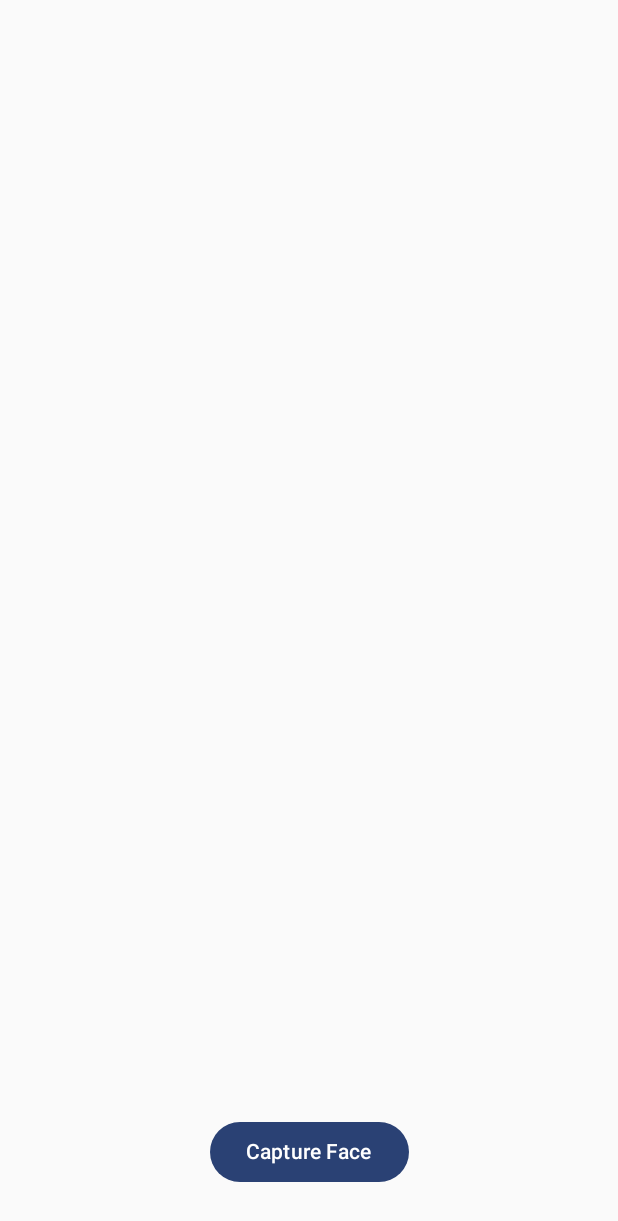
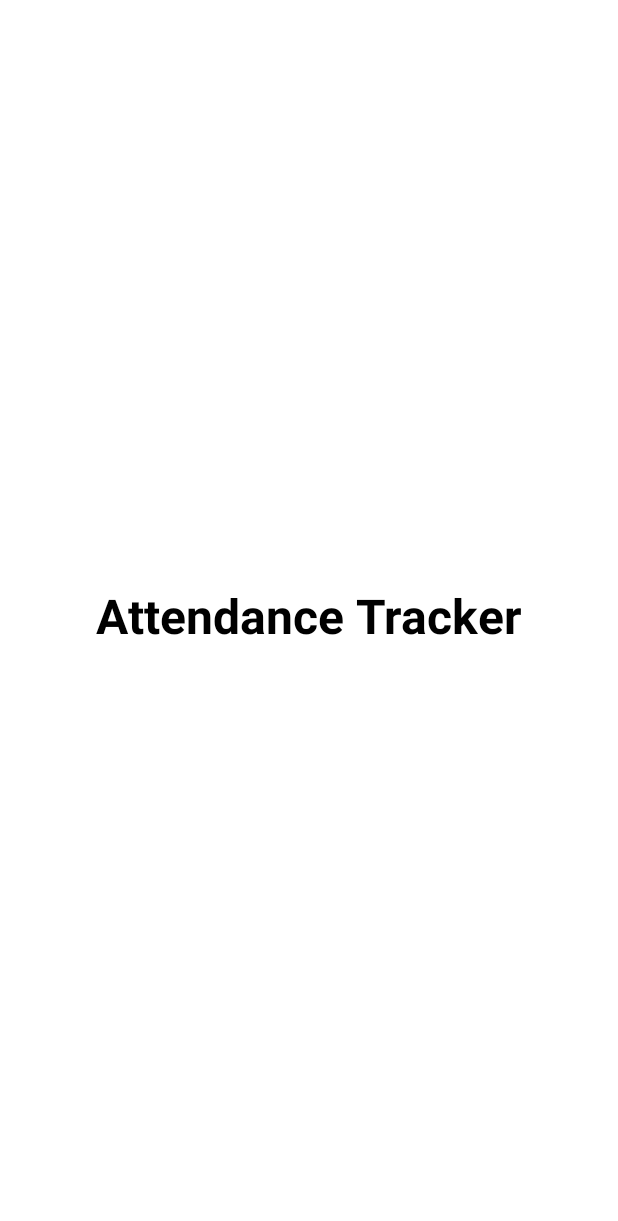
Before and after one commit to tripHarshit/AttendanceTracker, an Android app built with Jetpack Compose: the first screen one second after launch (MainActivity), on a phone screen of 412 x 824 dp. Shown: the top 1221 px of the screen. Run offline under Robolectric (Android 15) with nearby library versions, the phone set to English and light mode, and no system bars; libraries missing offline, so code that uses them is left out: org.tensorflow.lite.

Commit message:
more screens added

```diff
--- a/app/src/main/java/com/example/attendancetracker/MainActivity.kt
+++ b/app/src/main/java/com/example/attendancetracker/MainActivity.kt
@@ -14,6 +14,8 @@ import androidx.compose.ui.Modifier
 import androidx.compose.ui.tooling.preview.Preview
 import androidx.navigation.compose.rememberNavController
 import com.example.attendancetracker.ui.theme.AttendanceTrackerTheme
+import com.example.attendancetracker.ui.theme.navigation.AppNavigation
+import org.tensorflow.lite.Interpreter
 
 
 class MainActivity : ComponentActivity() {
@@ -22,7 +24,7 @@ class MainActivity : ComponentActivity() {
         enableEdgeToEdge()
         setContent {
             AttendanceTrackerTheme {
-                   FaceDetectionScreen(navController = rememberNavController())
+                   AppNavigation()
             }
         }
     }
--- a/app/src/main/java/com/example/attendancetracker/ui/theme/navigation/AppNavigation.kt
+++ b/app/src/main/java/com/example/attendancetracker/ui/theme/navigation/AppNavigation.kt
@@ -1,5 +1,6 @@
 package com.example.attendancetracker.ui.theme.navigation
 
+import FaceDetectionScreen
 import SplashScreen
 import StudentHomeScreen
 import androidx.compose.runtime.Composable
@@ -15,6 +16,7 @@ enum class CommonAppScreens(){
     BaseScreen,
     LoginScreen,
     SignUpScreen,
+    FaceDetectionScreen,
     ProfileScreen,
     SettingsScreen
 }
@@ -45,5 +47,9 @@ fun AppNavigation() {
         composable(route  = FacultyScreens.HomeScreen.name){
             FacultyHomeScreen(navController = navController)
         }
+        composable(route = CommonAppScreens.FaceDetectionScreen.name){
+            FaceDetectionScreen(navController = navController)
+
+        }
     }
 }
--- a/app/src/main/java/com/example/attendancetracker/ui/theme/screens/BaseScreen.kt
+++ b/app/src/main/java/com/example/attendancetracker/ui/theme/screens/BaseScreen.kt
@@ -23,7 +23,7 @@ import kotlinx.coroutines.delay
 @Composable
 fun SplashScreen(navController: NavController) {
     LaunchedEffect(Unit) {
-        delay(2000)
+        delay(1500)
         navController.navigate(CommonAppScreens.LoginScreen.name)
     }
     Box(
--- a/app/src/main/java/com/example/attendancetracker/ui/theme/screens/StudentScreens/FaceDetectionScreen.kt
+++ b/app/src/main/java/com/example/attendancetracker/ui/theme/screens/FaceDetectionScreen.kt
@@ -27,7 +27,7 @@ fun FaceDetectionScreen(navController: NavController) {
     Column(modifier = Modifier.fillMaxSize().
     padding(32.dp),
         horizontalAlignment = androidx.compose.ui.Alignment.CenterHorizontally,
-        verticalArrangement = Arrangement.Bottom) {
+        verticalArrangement = Arrangement.Center) {
         imageBitmap?.let { bitmap ->
             Image(bitmap = bitmap.asImageBitmap(), contentDescription = "Captured Face", modifier = Modifier.fillMaxSize())
             FaceDetectionProcess(bitmap)
--- a/app/src/main/java/com/example/attendancetracker/ui/theme/screens/FacultyScreens/FacultyHomeScreen.kt
+++ b/app/src/main/java/com/example/attendancetracker/ui/theme/screens/FacultyScreens/FacultyHomeScreen.kt
@@ -17,6 +17,7 @@ import androidx.compose.ui.unit.dp
 import androidx.compose.ui.unit.sp
 import androidx.navigation.NavController
 import com.example.attendancetracker.R
+import com.example.attendancetracker.ui.theme.navigation.CommonAppScreens
 
 @OptIn(ExperimentalMaterial3Api::class)
 @Composable
@@ -27,7 +28,7 @@ fun FacultyHomeScreen(navController: NavController) {
         },
         floatingActionButton = {
             FloatingActionButton(
-                onClick = { navController.navigate("takeAttendance") },
+                onClick = { navController.navigate(CommonAppScreens.FaceDetectionScreen.name) },
                 containerColor = MaterialTheme.colorScheme.primary
             ) {
                 Icon(painterResource(id = R.drawable.baseline_camera_alt_24), contentDescription = "Take Attendance")
--- a/app/src/main/java/com/example/attendancetracker/ui/theme/screens/LoginScreen.kt
+++ b/app/src/main/java/com/example/attendancetracker/ui/theme/screens/LoginScreen.kt
@@ -14,6 +14,7 @@ import androidx.compose.ui.unit.dp
 import androidx.core.graphics.drawable.RoundedBitmapDrawable
 import androidx.navigation.NavController
 import androidx.navigation.compose.rememberNavController
+import com.example.attendancetracker.ui.theme.navigation.CommonAppScreens
 
 @Composable
 fun LoginScreen(navController: NavController) {
@@ -57,7 +58,7 @@ fun LoginScreen(navController: NavController) {
                 modifier = Modifier.padding(vertical = 6.dp))
         }
         Spacer(modifier = Modifier.height(8.dp))
-        TextButton(onClick = { navController.navigate("signup") }) {
+        TextButton(onClick = { navController.navigate(CommonAppScreens.SignUpScreen.name) }) {
             Text(text = "Don't have an account? Sign Up")
         }
 
--- a/app/src/main/java/com/example/attendancetracker/ui/theme/screens/SignUpScreen.kt
+++ b/app/src/main/java/com/example/attendancetracker/ui/theme/screens/SignUpScreen.kt
@@ -66,7 +66,7 @@ fun SignUpScreen(navController: NavController) {
 
         if(role == "Student") {
             Spacer(modifier = Modifier.height(8.dp))
-            OutlinedTextField(value = regNo, onValueChange = { password = it }, label = { Text("Reg No.") },
+            OutlinedTextField(value = regNo, onValueChange = { regNo = it }, label = { Text("Reg No.") },
                 singleLine = true,
                 shape = RoundedCornerShape(12.dp),
                 keyboardActions = KeyboardActions(
```
Also changed, not shown: app/build.gradle.kts (+10 -0 lines), app/src/main/java/com/example/attendancetracker/ui/theme/screens/StudentScreens/StudentHomeScreen.kt (+9 -9 lines).
